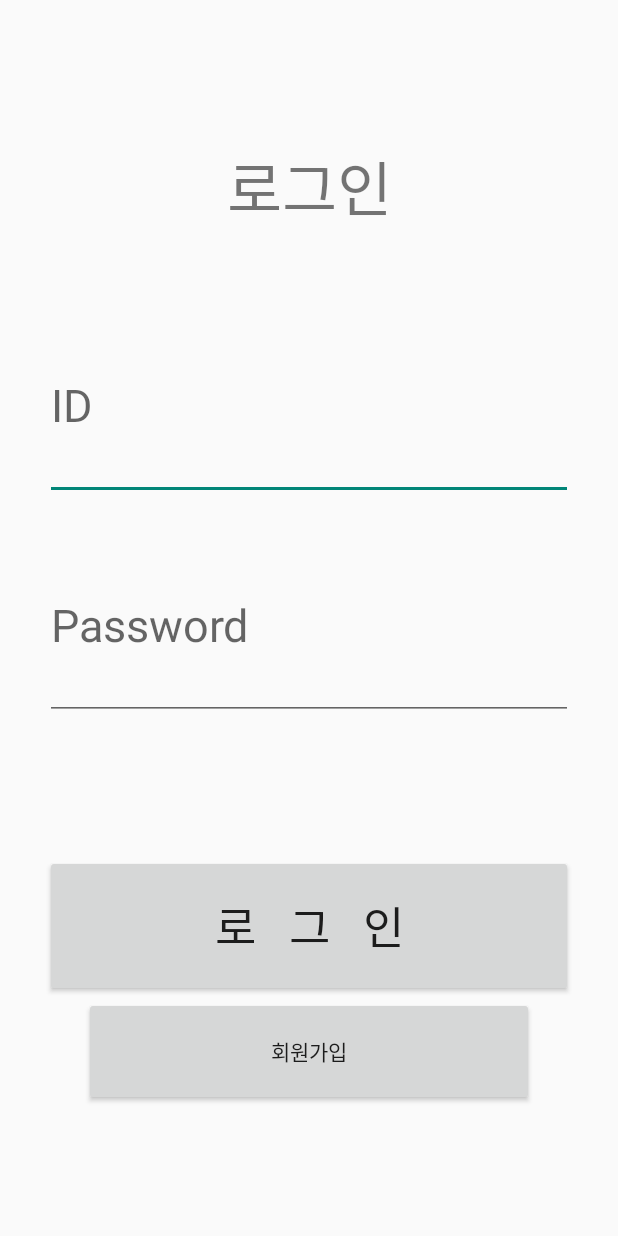
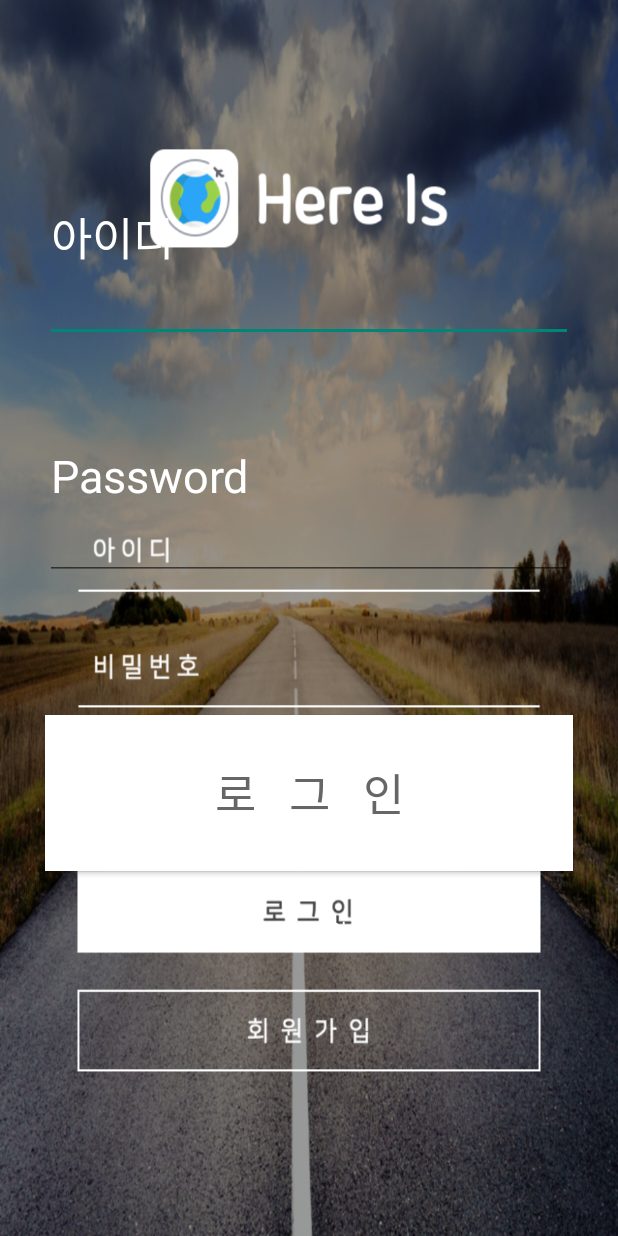
Before and after one commit to littlecold2/Here_Is, an Android app: the layout activity_login.xml on its own in the app's theme, with its tools: preview values and no code run, on a phone screen of 412 x 824 dp. Run offline under Robolectric (Android 15) with nearby library versions, the phone set to English and light mode, and no system bars; Roboto replaces fonts that are not available here.

Commit message:
login mod little sample

```diff
--- a/app/src/main/res/layout/activity_login.xml
+++ b/app/src/main/res/layout/activity_login.xml
@@ -6,7 +6,8 @@
     android:layout_height="match_parent"
     tools:context="org.androidtown.here_is.LoginActivity"
     android:orientation="vertical"
-    android:weightSum="1">
+    android:weightSum="1"
+    android:background="@drawable/backgound_login" >
 
     <LinearLayout
         android:layout_width="match_parent"
@@ -14,31 +15,27 @@
         android:orientation="vertical"
         android:layout_weight="0.1"></LinearLayout>
 
-    <TextView
-        android:layout_width="match_parent"
-        android:layout_height="wrap_content"
-        android:text="로그인"
-        android:textSize="40dp"
-        android:gravity="center"
-        android:layout_weight="0.1"/>
-
 
     <EditText
         android:id="@+id/editText_ID"
+        android:textColor="#ffffff"
+        android:textColorHint="#ffffff"
         android:layout_width="match_parent"
         android:layout_height="0dp"
-        android:layout_weight="0.2"
-        android:hint="ID"
-        android:textSize="30dp"
         android:layout_marginLeft="30dp"
         android:layout_marginRight="30dp"
-        android:layout_marginTop="20dp"/>
+        android:layout_marginTop="20dp"
+        android:layout_weight="0.2"
+        android:hint="아이디"
+        android:textSize="30dp" />
 
     <EditText
         android:id="@+id/editText_PW"
         android:layout_width="match_parent"
         android:layout_height="0dp"
         android:layout_weight="0.2"
+        android:textColor="#ffffff"
+        android:textColorHint="#ffffff"
         android:hint="Password"
         android:textSize="30dp"
         android:layout_marginLeft="30dp"
@@ -48,6 +45,7 @@
         android:inputType="textPassword"/>
 
     <Button
+        android:textColor="#FF666666"
         android:id="@+id/btn_login_check"
         android:layout_width="match_parent"
         android:layout_height="0dp"
@@ -57,16 +55,22 @@
         android:layout_marginLeft="30dp"
         android:layout_marginRight="30dp"
         android:layout_marginTop="40dp"
-        android:onClick="btn_login_check_Clicked"/>
+        android:onClick="btn_login_check_Clicked"
+        android:background="#ffffffff"
+
+
+        />
 
     <Button
+        android:textColor="#ffffff"
         android:id="@+id/btn_signup"
         android:layout_width="300dp"
         android:layout_height="0dp"
         android:layout_gravity="center"
         android:layout_weight="0.115"
         android:onClick="btn_signup_Clicked"
-        android:text="회원가입" />
+        android:text="회원가입"
+        android:background="#00ff0000"  />
 
 
 
```
Also changed, not shown: app/src/main/res/drawable/backgound_login.png (added).
